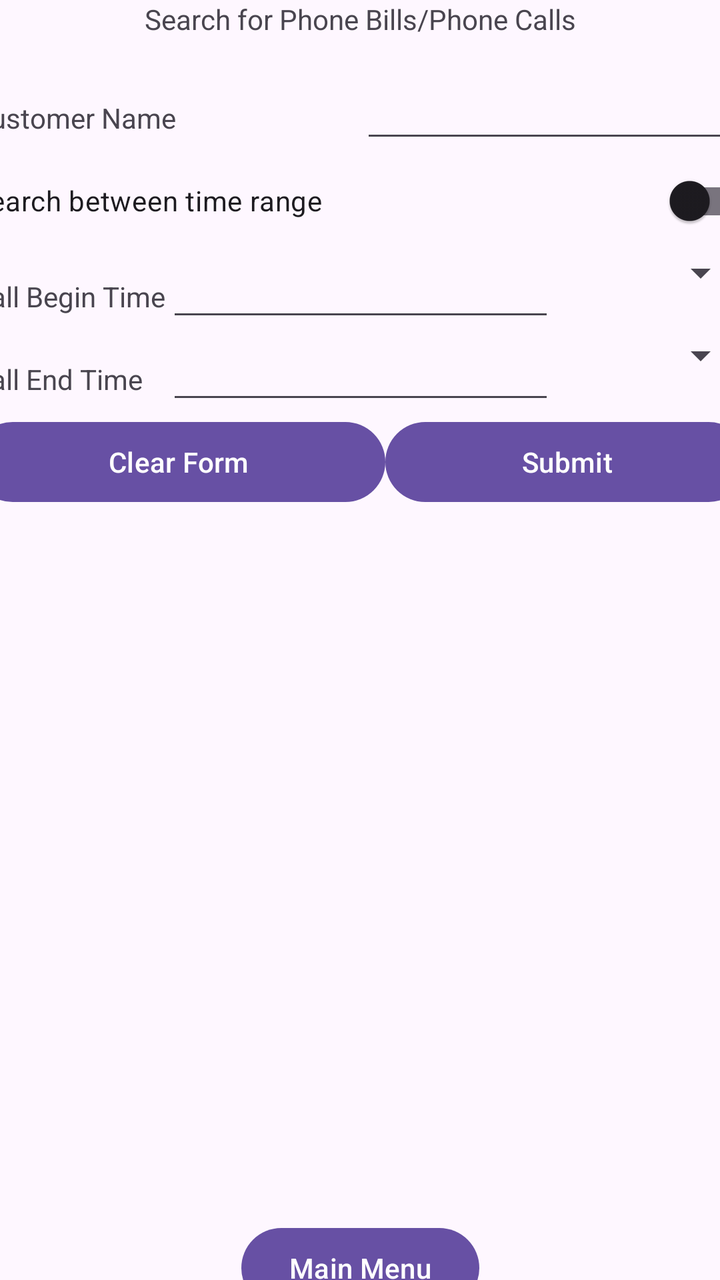
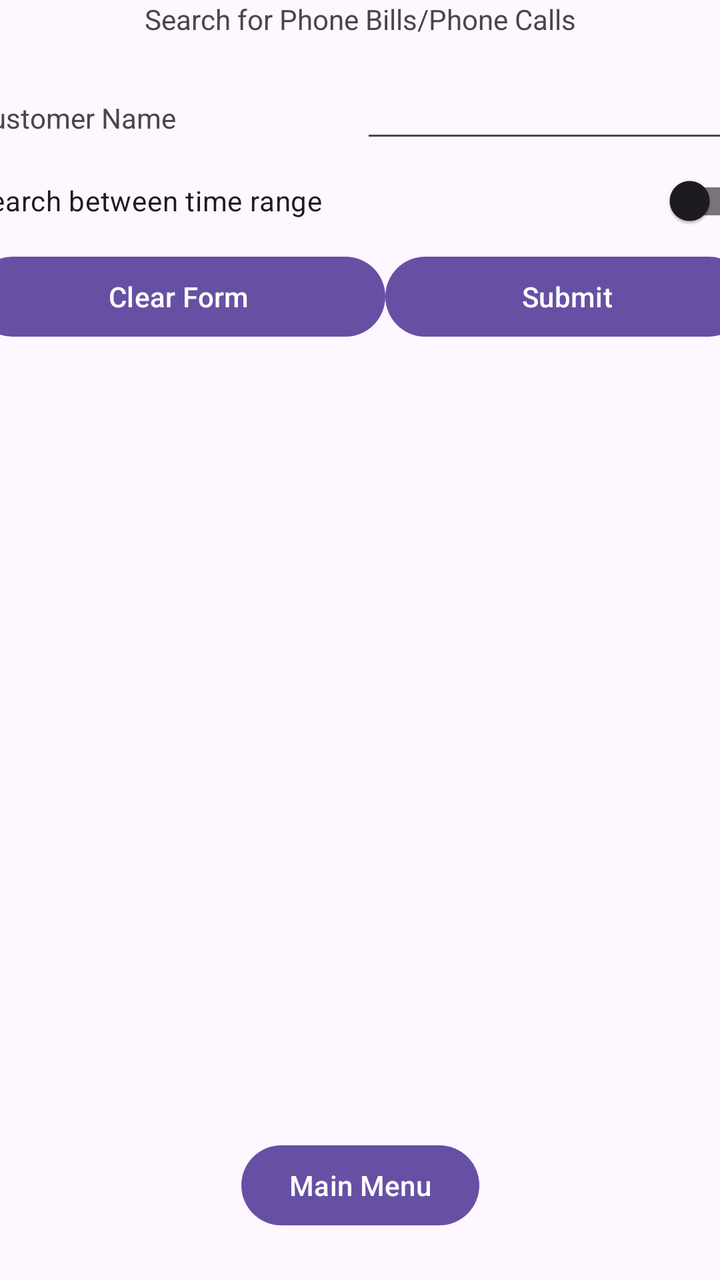

Before-and-after screenshots of an Android layout around one commit, followed by the original layout XML and the change that was made.
<!-- AndroidManifest.xml: application theme Theme.PhoneBill -->
<!-- res/layout/activity_search_phone_bill.xml -->
<?xml version="1.0" encoding="utf-8"?>
<androidx.constraintlayout.widget.ConstraintLayout xmlns:android="http://schemas.android.com/apk/res/android"
    xmlns:app="http://schemas.android.com/apk/res-auto"
    xmlns:tools="http://schemas.android.com/tools"
    android:id="@+id/main"
    android:layout_width="match_parent"
    android:layout_height="match_parent"
    tools:context=".SearchPhoneBillActivity">

    <LinearLayout
        android:id="@+id/searchPhoneBillOptionsBlock"
        android:layout_width="388dp"
        android:layout_height="wrap_content"
        android:layout_margin="16dp"
        android:layout_marginTop="14dp"
        android:layout_marginBottom="36dp"
        android:layout_weight="2"
        android:orientation="vertical"
        app:layout_constraintBottom_toTopOf="@+id/searchPhoneBillListView"
        app:layout_constraintEnd_toEndOf="parent"
        app:layout_constraintStart_toStartOf="parent"
        app:layout_constraintTop_toBottomOf="@+id/searchPhoneCallTitle">

        <LinearLayout
            android:id="@+id/searchPhoneBillOptionsTop"
            android:layout_width="match_parent"
            android:layout_height="wrap_content"
            android:orientation="vertical">

            <LinearLayout
                android:layout_width="match_parent"
                android:layout_height="wrap_content"
                android:layout_weight="2"
                android:orientation="horizontal"
                android:weightSum="2">

                <TextView
                    android:id="@+id/searchPhoneBillCustomerNameLabel"
                    android:layout_width="0dp"
                    android:layout_height="wrap_content"
                    android:layout_weight="1"
                    android:text="@string/customer_name"
                    android:textAlignment="viewStart" />

                <EditText
                    android:id="@+id/searchPhoneBillCustomerNameField"
                    android:layout_width="0dp"
                    android:layout_height="wrap_content"
                    android:layout_weight="1"
                    android:inputType="text" />
            </LinearLayout>

            <androidx.appcompat.widget.SwitchCompat
                android:id="@+id/searchPhoneCallBetweenRangeSwitch"
                android:layout_width="match_parent"
                android:layout_height="wrap_content"
                android:layout_weight="2"
                android:text="Search between time range" />

            <LinearLayout
                android:id="@+id/searchPhoneBillTimeRangeBlock"
                android:layout_width="match_parent"
                android:layout_height="match_parent"
                android:layout_weight="1"
                android:orientation="vertical"
                android:visibility="visible">

                <LinearLayout
                    android:layout_width="match_parent"
                    android:layout_height="wrap_content"
                    android:orientation="horizontal"
                    android:weightSum="8">

                    <TextView
                        android:id="@+id/textView2"
                        android:layout_width="0dp"
                        android:layout_height="wrap_content"
                        android:layout_weight="2"
                        android:text="@string/call_begin_time" />

                    <EditText
                        android:id="@+id/searchPhoneCallBeginTimeField"
                        android:layout_width="0dp"
                        android:layout_height="wrap_content"
                        android:layout_weight="4"
                        android:ems="10"
                        android:inputType="datetime" />

                    <Spinner
                        android:id="@+id/searchBeginTimeSpinner"
                        android:layout_width="0dp"
                        android:layout_height="wrap_content"
                        android:layout_weight="2" />
                </LinearLayout>

                <LinearLayout
                    android:layout_width="match_parent"
                    android:layout_height="wrap_content"
                    android:orientation="horizontal"
                    android:weightSum="8">

                    <TextView
                        android:id="@+id/textView3"
                        android:layout_width="0dp"
                        android:layout_height="wrap_content"
                        android:layout_weight="2"
                        android:text="@string/call_end_time" />

                    <EditText
                        android:id="@+id/searchPhoneCallEndTimeField"
                        android:layout_width="0dp"
                        android:layout_height="wrap_content"
                        android:layout_weight="4"
                        android:ems="10"
                        android:inputType="text" />

                    <Spinner
                        android:id="@+id/searchEndTimeSpinner"
                        android:layout_width="0dp"
                        android:layout_height="wrap_content"
                        android:layout_weight="2" />
                </LinearLayout>
            </LinearLayout>
        </LinearLayout>

        <LinearLayout
            android:id="@+id/searchPhoneBillButtons"
            android:layout_width="match_parent"
            android:layout_height="match_parent"
            android:orientation="horizontal">

            <Button
                android:id="@+id/button2"
                android:layout_width="wrap_content"
                android:layout_height="wrap_content"
                android:layout_weight="1"
                android:text="@string/clear_form" />

            <Button
                android:id="@+id/submitSearchButton"
                android:layout_width="wrap_content"
                android:layout_height="wrap_content"
                android:layout_weight="1"
                android:onClick="searchForPhoneBillAndCalls"
                android:text="@string/submit" />
        </LinearLayout>
    </LinearLayout>

    <ListView
        android:id="@+id/searchPhoneBillListView"
        android:layout_width="302dp"
        android:layout_height="350dp"
        android:layout_marginStart="54dp"
        android:layout_marginTop="23dp"
        android:layout_marginEnd="55dp"
        app:layout_constraintEnd_toEndOf="parent"
        app:layout_constraintStart_toStartOf="parent"
        app:layout_constraintTop_toBottomOf="@+id/searchPhoneBillOptionsBlock" />

    <Button
        android:id="@+id/searchActivityBackToMainButton"
        android:layout_width="wrap_content"
        android:layout_height="wrap_content"
        android:onClick="goBackToMainActivity"
        android:text="@string/back_to_main"
        app:layout_constraintBottom_toBottomOf="parent"
        app:layout_constraintEnd_toEndOf="parent"
        app:layout_constraintStart_toStartOf="parent"
        app:layout_constraintTop_toBottomOf="@id/searchPhoneBillListView" />

    <TextView
        android:id="@+id/searchPhoneCallTitle"
        android:layout_width="wrap_content"
        android:layout_height="wrap_content"
        android:text="Search for Phone Bills/Phone Calls"
        app:layout_constraintBottom_toTopOf="@+id/searchPhoneBillOptionsBlock"
        app:layout_constraintEnd_toEndOf="parent"
        app:layout_constraintStart_toStartOf="parent"
        app:layout_constraintTop_toTopOf="parent" />

</androidx.constraintlayout.widget.ConstraintLayout>
<!-- resources referenced by this layout -->
<resources>
  <string name="back_to_main">Main Menu</string>
  <string name="call_begin_time">Call Begin Time</string>
  <string name="call_end_time">Call End Time</string>
  <string name="clear_form">Clear Form</string>
  <string name="customer_name">Customer Name</string>
  <string name="submit">Submit</string>
  <style name="Theme.PhoneBill" parent="Base.Theme.PhoneBill" />
  <style name="Base.Theme.PhoneBill" parent="Theme.Material3.DayNight.NoActionBar">
          
          
      </style>
</resources>

<!-- the commit's change to res/layout/activity_search_phone_bill.xml (unified diff, before → after) -->
@@ -55,6 +55,7 @@
                 android:layout_width="match_parent"
                 android:layout_height="wrap_content"
                 android:layout_weight="2"
+                android:checked="false"
                 android:text="Search between time range" />
 
             <LinearLayout
@@ -63,7 +64,7 @@
                 android:layout_height="match_parent"
                 android:layout_weight="1"
                 android:orientation="vertical"
-                android:visibility="visible">
+                android:visibility="gone">
 
                 <LinearLayout
                     android:layout_width="match_parent"
